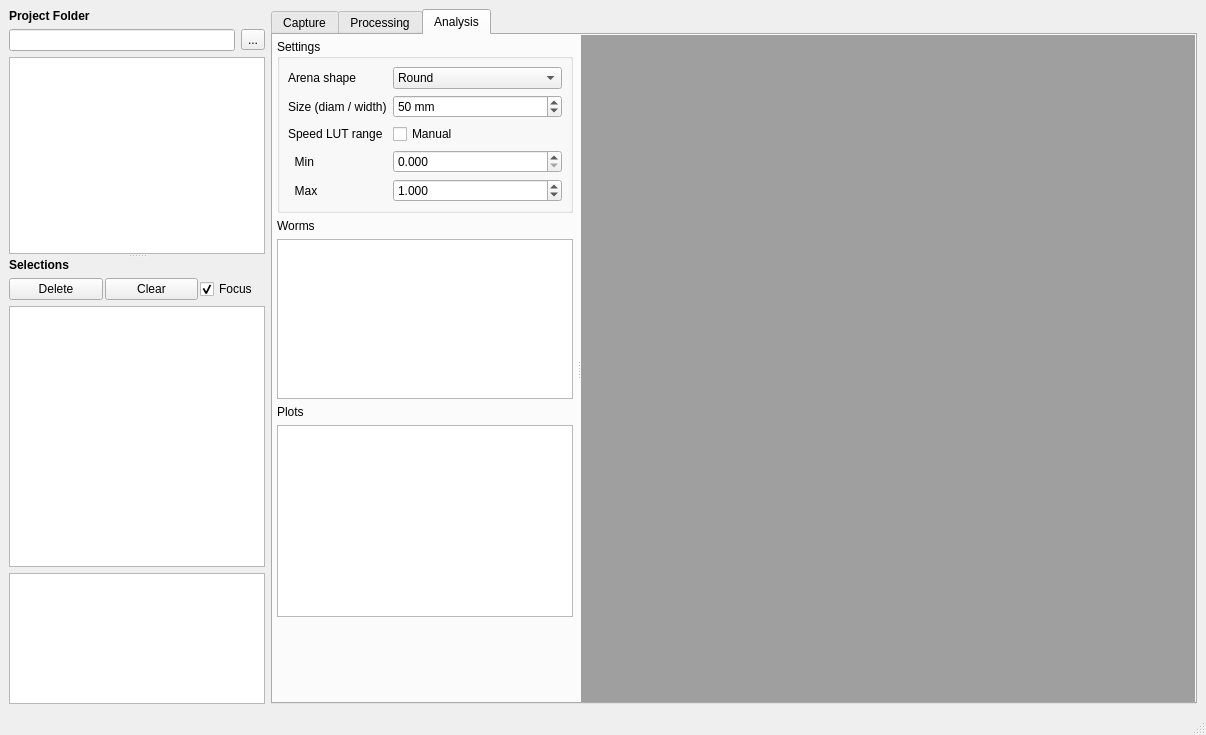
The window that src/gui/mainwindow.ui (adwolfe/yawt) describes before a commit, drawn with Qt 5.
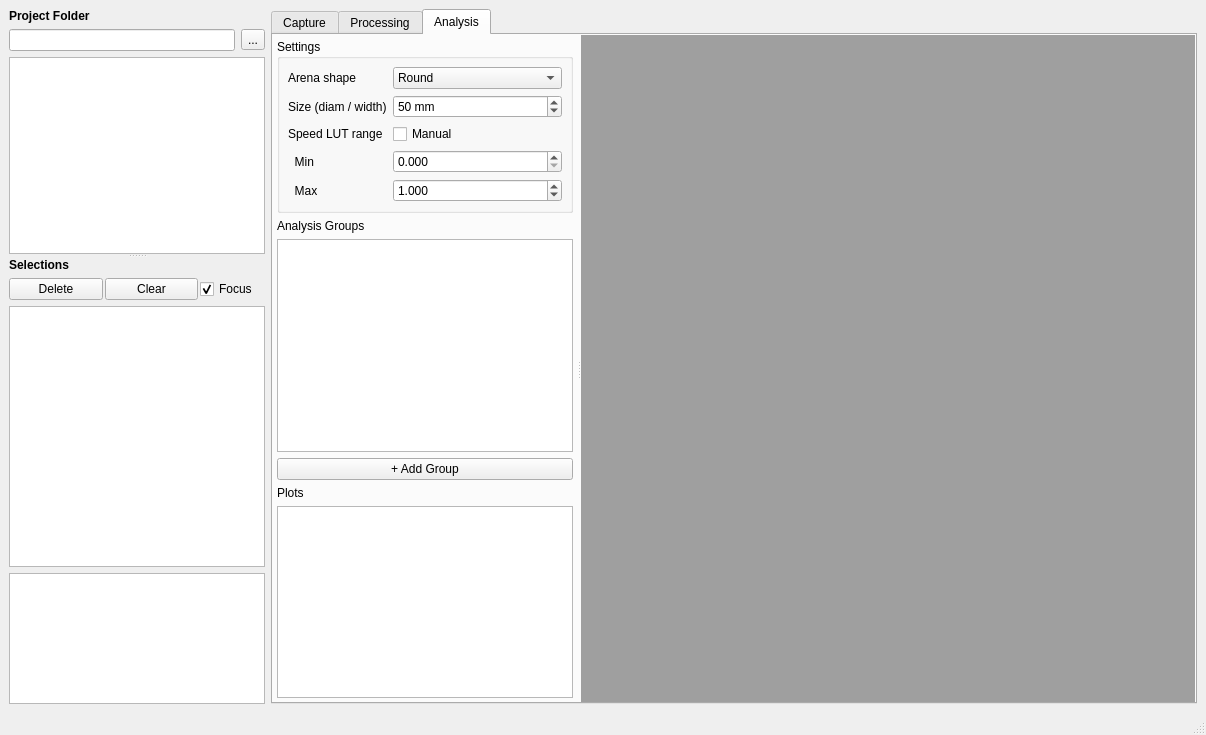
The same window after the commit. The open tabs and pages were chosen to show the change. Icons and pictures are not drawn. Custom widgets are drawn as their Qt base class.

Commit message: added new data pooling for analysis; also added ruler mode to videoLoader

What changed in the file:
```diff
--- a/src/gui/mainwindow.ui
+++ b/src/gui/mainwindow.ui
@@ -1937,21 +1937,49 @@
             </item>
             <!-- Worm list -->
             <item>
-             <widget class="QLabel" name="analysisWormsLabel">
-              <property name="text"><string>Worms</string></property>
-             </widget>
+             <layout class="QHBoxLayout" name="analysisGroupsHeaderLayout">
+              <property name="spacing"><number>4</number></property>
+              <item>
+               <widget class="QLabel" name="analysisWormsLabel">
+                <property name="text"><string>Analysis Groups</string></property>
+               </widget>
+              </item>
+              <item>
+               <spacer name="analysisGroupsHeaderSpacer">
+                <property name="orientation"><enum>Qt::Orientation::Horizontal</enum></property>
+                <property name="sizeHint" stdset="0"><size><width>0</width><height>0</height></size></property>
+               </spacer>
+              </item>
+             </layout>
             </item>
             <item>
              <widget class="QTreeView" name="analysisWormListView">
-              <property name="minimumSize"><size><width>0</width><height>80</height></size></property>
-              <property name="maximumSize"><size><width>16777215</width><height>160</height></size></property>
+              <property name="minimumSize"><size><width>0</width><height>120</height></size></property>
+              <property name="sizePolicy">
+               <sizepolicy hsizetype="Expanding" vsizetype="Expanding">
+                <horstretch>0</horstretch>
+                <verstretch>1</verstretch>
+               </sizepolicy>
+              </property>
               <property name="selectionMode">
                <enum>QAbstractItemView::SelectionMode::NoSelection</enum>
               </property>
-              <property name="rootIsDecorated"><bool>false</bool></property>
+              <property name="rootIsDecorated"><bool>true</bool></property>
+              <property name="dragEnabled"><bool>true</bool></property>
+              <property name="dragDropMode">
+               <enum>QAbstractItemView::DragDropMode::DragDrop</enum>
+              </property>
+              <property name="showDropIndicator" stdset="0"><bool>true</bool></property>
               <attribute name="headerVisible"><bool>false</bool></attribute>
              </widget>
             </item>
+            <item>
+             <widget class="QPushButton" name="analysisAddGroupBtn">
+              <property name="text"><string>+ Add Group</string></property>
+              <property name="maximumSize"><size><width>16777215</width><height>24</height></size></property>
+              <property name="toolTip"><string>Create a new named group for pooling videos</string></property>
+             </widget>
+            </item>
             <!-- Plot selector -->
             <item>
              <widget class="QLabel" name="analysisPlotsLabel">
@@ -1961,13 +1989,6 @@
             <item>
              <widget class="QListWidget" name="analysisPlotSelector"/>
             </item>
-            <!-- Stretch -->
-            <item>
-             <spacer name="analysisLeftSpacer">
-              <property name="orientation"><enum>Qt::Orientation::Vertical</enum></property>
-              <property name="sizeHint" stdset="0"><size><width>20</width><height>40</height></size></property>
-             </spacer>
-            </item>
            </layout>
           </widget>
           <!-- MDI area for plot sub-windows -->
```
Left out of the diff: 26 changed lines with no effect on the pictures. The commit also changes 9 other files.
